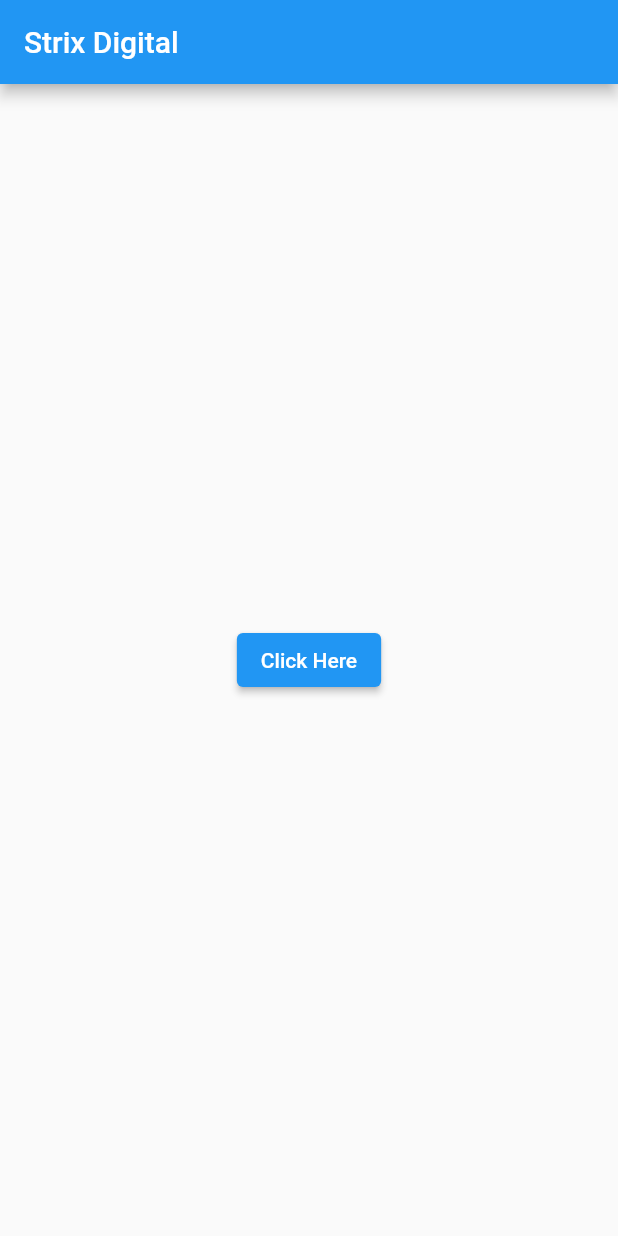
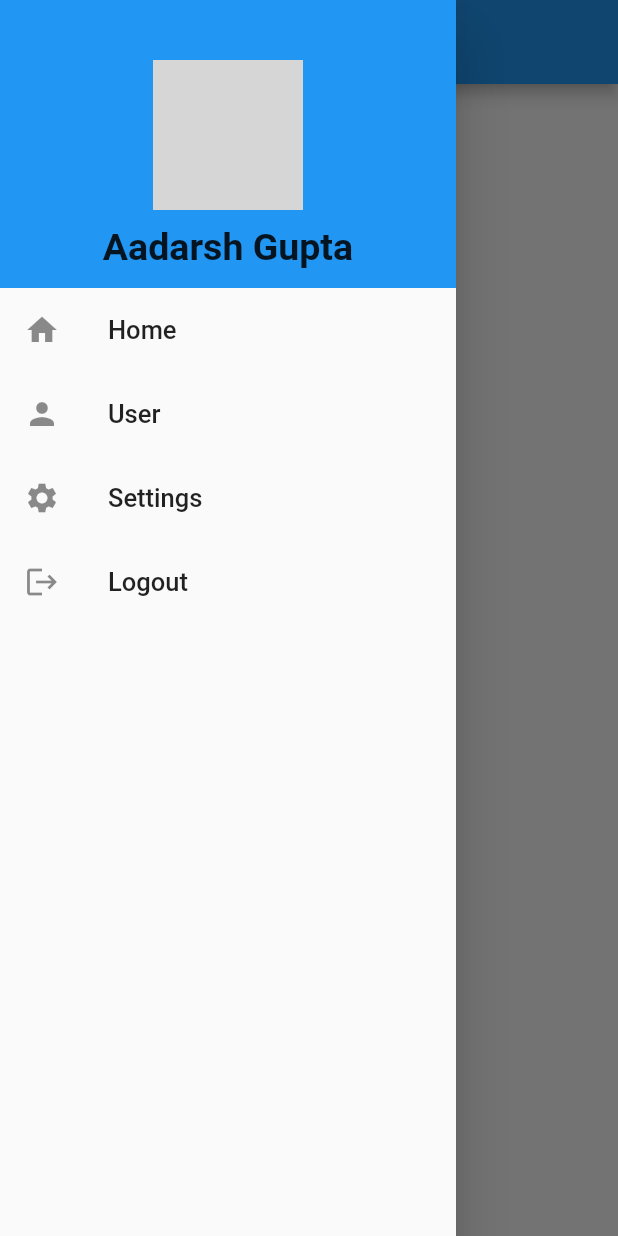
Before and after one commit to digitalstrix/test, a Flutter app: the screen it shows after launch, with the side drawer open (before the commit the screen has no drawer), on a phone screen of 412 x 824 dp. Run offline on Flutter 3.47's test engine with Material 2 defaults, Android fonts, the phone set to English and light mode, and no system bars; network calls fail; grey boxes are pictures that could not be loaded.

Commit message:
Drawer Code

```diff
--- /dev/null
+++ b/lib/app_screen/drawer.dart
@@ -0,0 +1,20 @@
+import 'package:app/code/drawer.dart';
+import "package:flutter/material.dart";
+
+class MyDrawer extends StatefulWidget {
+  const MyDrawer({super.key});
+
+  @override
+  State<MyDrawer> createState() => _MyDrawerState();
+}
+
+class _MyDrawerState extends State<MyDrawer> {
+  @override
+  Widget build(BuildContext context) {
+    return Scaffold(
+      drawer: DrawerCode(),
+      appBar: AppBar(title: Text('Strix Digital')),
+      body: Center(child: Text('Home Page')),
+    );
+  }
+}
--- /dev/null
+++ b/lib/code/drawer.dart
@@ -0,0 +1,78 @@
+import 'package:app/app_screen/detail_page.dart';
+import 'package:flutter/src/widgets/container.dart';
+import 'package:flutter/src/widgets/framework.dart';
+import 'package:flutter/material.dart';
+
+class DrawerCode extends StatelessWidget {
+  const DrawerCode({super.key});
+
+  @override
+  Widget build(BuildContext context) {
+    return Drawer(
+      child: Column(children: <Widget>[
+        Container(
+            color: Theme.of(context).primaryColor,
+            width: double.infinity,
+            child: Column(
+              children: <Widget>[
+                Container(
+                  margin: EdgeInsets.only(top: 40, bottom: 10),
+                  width: 100,
+                  height: 100,
+                  decoration: BoxDecoration(
+                      shape: BoxShape.circle,
+                      image: DecorationImage(
+                          image: NetworkImage(
+                              'https://yt3.ggpht.com/xL98dXzwCUrLNVwZJLkHVw5IftaMIao6CHLoRWhOYNUUCjw6w87sdfDoSVfx-eINpCFdl60PPQ=s176-c-k-c0x00ffffff-no-rj'))),
+                ),
+                Padding(
+                    padding: EdgeInsets.only(bottom: 13),
+                    child: Text(
+                      "Aadarsh Gupta",
+                      style: TextStyle(
+                          fontSize: 25.0,
+                          fontWeight: FontWeight.bold,
+                          color: Colors.black87),
+                    ))
+              ],
+            )),
+        ListTile(
+          title: Text(
+            'Home',
+            style: TextStyle(fontSize: 17),
+          ),
+          leading: Icon(Icons.home),
+          onTap: null,
+        ),
+        ListTile(
+          title: Text(
+            'User',
+            style: TextStyle(fontSize: 17),
+          ),
+          leading: Icon(Icons.person),
+          onTap: null,
+        ),
+        ListTile(
+          title: Text(
+            'Settings',
+            style: TextStyle(fontSize: 17),
+          ),
+          leading: Icon(Icons.settings),
+          onTap: () {
+            Navigator.of(context).pop();
+            Navigator.push(context,
+                MaterialPageRoute(builder: (context) => MyPageDetails()));
+          },
+        ),
+        ListTile(
+          title: Text(
+            'Logout',
+            style: TextStyle(fontSize: 17),
+          ),
+          leading: Icon(Icons.logout),
+          onTap: null,
+        ),
+      ]),
+    );
+  }
+}
--- a/lib/main.dart
+++ b/lib/main.dart
@@ -1,9 +1,11 @@
 import 'package:app/app_screen/bottom_bar.dart';
 import 'package:app/app_screen/detail_page.dart';
+import 'package:app/app_screen/drawer.dart';
 import 'package:app/app_screen/form.dart';
 import 'package:app/app_screen/navigation.dart';
 import 'package:app/app_screen/pages.dart';
 import 'package:app/app_screen/table_screen.dart';
+import 'package:app/code/drawer.dart';
 import 'package:flutter/material.dart';
 
 void main() {
@@ -14,9 +16,8 @@ class HomeScreen extends StatelessWidget {
   @override
   Widget build(BuildContext context) {
     return MaterialApp(
-      debugShowCheckedModeBanner: false,
-      title: "Strix Test",
-      home: MyNavigation(),
-    );
+        debugShowCheckedModeBanner: false,
+        title: "Strix Test",
+        home: MyDrawer());
   }
 }
```
